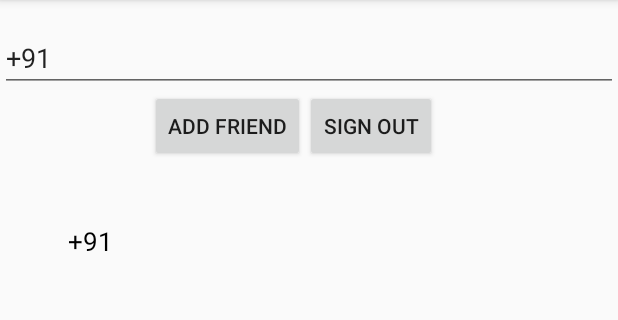
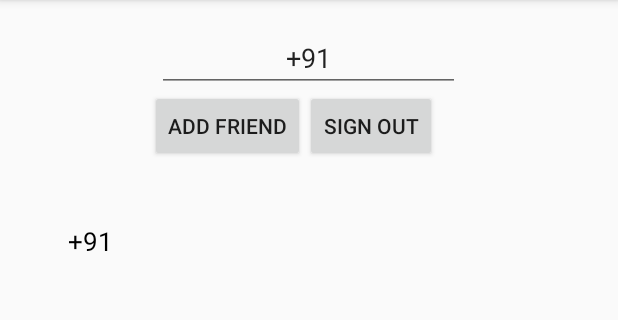
Before and after one commit to monishkumarv/ChatterBox-old, an Android app: the screen it shows after launch once a user with an empty profile is signed in (HomePage), after a tap on "ADD FRIEND", on a phone screen of 412 x 824 dp, the part 84-404 px from its top. Run offline under Robolectric (Android 15) with nearby library versions, the light colour scheme and no system bars; our stand-ins replace Firebase (no records; nobody signed in at launch, a user with empty details on screens opened directly).

Commit message:
profile created

```diff
--- a/app/src/main/java/com/example/chatterbox/MainActivity.java
+++ b/app/src/main/java/com/example/chatterbox/MainActivity.java
@@ -164,7 +164,6 @@ public class MainActivity extends AppCompatActivity {
 
         FirebaseDatabase mfirebaseDatabase = FirebaseDatabase.getInstance();
         DatabaseReference mdatabaseReference = mfirebaseDatabase.getReference().child("User Data");
-        mdatabaseReference.child(user.getPhoneNumber()).setValue(null);
         mdatabaseReference.child(user.getPhoneNumber()).child("UID").setValue(user.getUid());
 
     }
--- a/app/src/main/res/layout/activity_home_page.xml
+++ b/app/src/main/res/layout/activity_home_page.xml
@@ -25,19 +25,21 @@
         android:id="@+id/add_friend"
         android:layout_width="wrap_content"
         android:layout_height="wrap_content"
+        android:layout_marginLeft="100dp"
+        android:layout_marginTop="60dp"
         android:onClick="AddFriend"
         android:text="ADD FRIEND"
-        tools:text="add friend"
-        android:layout_marginTop="60dp"
-        android:layout_marginLeft="100dp"/>
+        tools:text="add friend" />
 
     <EditText
         android:id="@+id/friend_phoneNo"
-        android:layout_width="match_parent"
+        android:layout_width="202dp"
         android:layout_height="wrap_content"
+        android:layout_centerHorizontal="true"
         android:layout_marginTop="16dp"
         android:ems="10"
-        android:inputType="textPersonName"
+        android:gravity="center"
+        android:inputType="phone"
         android:text="+91"
         app:layout_constraintEnd_toEndOf="parent"
         app:layout_constraintStart_toStartOf="parent"
@@ -46,10 +48,11 @@
     <Button
         android:layout_width="wrap_content"
         android:layout_height="wrap_content"
+        android:layout_marginLeft="0dp"
+        android:layout_marginTop="60dp"
+        android:layout_toRightOf="@+id/add_friend"
         android:onClick="signOut"
-        android:text="Sign out"
-        android:layout_marginTop="60dp"
-        android:layout_toRightOf="@+id/add_friend"/>
+        android:text="Sign out" />
 
 
 </RelativeLayout>
```
